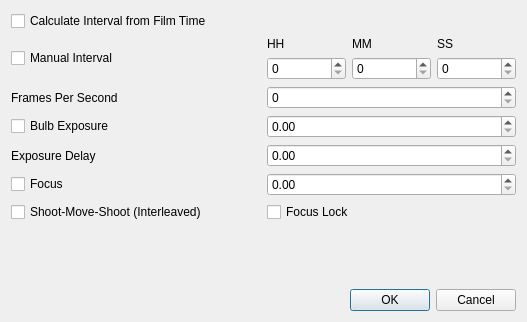
First picture: the form in Graffik/gui/film/Dialogs/cameracontroldialog.ui, repository DynamicPerception/Graffik_Legacy, before the edit.
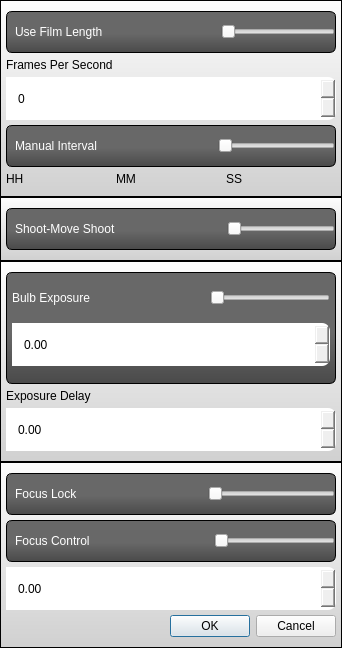
Second picture: the form after the edit. Icons and pictures are not drawn. Custom widgets are drawn as their Qt base class.

Patch:
```diff
--- a/Graffik/gui/film/Dialogs/cameracontroldialog.ui
+++ b/Graffik/gui/film/Dialogs/cameracontroldialog.ui
@@ -6,145 +6,683 @@
    <rect>
     <x>0</x>
     <y>0</y>
-    <width>527</width>
-    <height>322</height>
+    <width>342</width>
+    <height>625</height>
    </rect>
   </property>
   <property name="windowTitle">
    <string>Camera Control Parameters</string>
   </property>
-  <layout class="QGridLayout" name="gridLayout_3">
+  <property name="styleSheet">
+   <string notr="true">QDoubleSpinBox, QSpinBox {
+padding-left: 10px;
+padding-right: 29px;
+border-image:url(:/core/scroll-spin-bg.png);
+border: 0px transparent;
+border-top-right-radius:8px;
+border-bottom-right-radius: 8px;
+border-right: 0px;
+min-height: 43px;
+max-height: 43px;
+font: 20px &quot;Lucida Sans&quot;;
+}
+
+QDoubleSpinBox:disabled, QSpinBox:disabled {
+border-image:url(:/core/scroll-spin-bg-dis.png);
+border: 0px transparent;
+}
+
+QDoubleSpinBox::up-button, QSpinBox::up-button {
+border-image:url(:/core/scroll-spin-up.png);
+border: 0px transparent;
+border-radius-top-right:16px;
+min-height: 21px;
+max-height: 21px;
+min-width:29px;
+max-width:29px;
+}
+
+QDoubleSpinBox::down-button, QSpinBox::down-button {
+border-image:url(:/core/scroll-spin-down.png);
+border: 0px transparent;
+min-height: 22px;
+max-height: 22px;
+min-width:29px;
+max-width:29px;
+}
+
+FlickNumber #wheelLabel {
+border-image:url(:/core/kinetic-sm-wheel.png);
+border:0px transparent;
+padding: 0px;
+margin:0px;
+max-height: 30px;
+min-height: 30px;
+}
+
+FlickNumber QListWidget {
+show-decoration-selected: 1;
+font: 20pt &quot;Lucida Sans&quot;;
+max-height: 30px;
+min-height: 30px;
+min-width:67px;
+max-width:67px;
+}
+
+
+FlickNumber QListWidget::item {
+color:rgb(81,82,85);
+ border-image: url(:/core/kinetic-sm-bg.png);
+ border: 0px transparent;
+padding: 0px;
+margin: 0px;
+background-color: transparent;
+}
+
+FlickNumber QListWidget::item:selected {
+color:rgb(81,82,85);
+ border-image: url(:/core/kinetic-bg.png);
+ border: 0px transparent;
+padding: 0px;
+margin: 0px;
+background-color: transparent;
+}
+
+FlickNumber QListWidgetItem {
+text-align: center;
+}
+
+
+SlideToggle {
+min-width: 66px;
+max-width: 66px;
+min-height: 34px;
+max-height: 34px;
+}
+
+SlideToggle::groove:horizontal {
+ border-image: url(:/core/toggle-bg.png); 
+ border-left: -9px transparent;
+ border-right: -8px transparent;
+ border-bottom: -5px transparent;
+ border-top: 0px transparent;
+/*border: 0px transparent;*/
+ padding: 0px;
+ margin: 0px;
+}
+
+SlideToggle::handle:horizontal {
+margin:0px;
+padding:0px;
+image: url(:/core/slider-handle-blue.png);
+}
+
+SlideToggle {
+margin:4px;
+}
+
+#expDelayLabel {
+max-height:15px;
+}
+
+#SMSInnerFrame, #focLocFrame, #focusConFrame, #manIntFrame, #filmLenFrame {
+max-height: 50px;
+min-height: 40px;
+}
+
+#bulbExpFrame {
+padding: 5px;
+max-height: 120px;
+min-height: 100px;
+}
+#SMSFrame {
+max-height:75px;
+}
+
+#SMSInnerFrame, #filmLenFrame, #bulbExpFrame, #focLocFrame, #focusConFrame, #manIntFrame {
+/*background-color: qlineargradient(spread:pad, x1:0, y1:0, x2:0, y2:1, stop:0 rgba(172, 172, 172, 255), stop:1 rgba(146, 146, 146, 255));*/
+ background-color: qlineargradient(spread:pad, x1:0, y1:0, x2:0, y2:1, stop:0.541872 rgba(104, 104, 104, 255), stop:1 rgba(74, 74, 74, 255));
+border: 1px solid rgb(0,0,0);
+border-radius: 6px;
+}
+
+#SMSInnerFrame QLabel, #filmLenFrame QLabel, #bulbExpFrame QLabel, #focLocFrame QLabel, #focusConFrame QLabel, #manIntFrame QLabel {
+color: rgb(255,255,255);
+font: 16pt &quot;Lucida Sans&quot;;
+}
+
+#SMSInnerFrame QLabel, #filmLenFrame QLabel, #focLocFrame QLabel, #focusConFrame QLabel, #manIntFrame QLabel {
+margin-left: 5px;
+}
+
+#SMSFrame, #exposureFrame, #focusFrame, #filmDefFrame {
+padding-top: 10px;
+padding-bottom:10px;
+padding-right: 5px;
+padding-left: 5px;
+margin: 0px;
+background-color: qlineargradient(spread:pad, x1:0, y1:0, x2:0, y2:1, stop:0 rgba(253, 253, 253, 255), stop:1 rgba(208, 208, 208, 255));
+border-top: 1px solid;
+border-right: 1px solid;
+border-left: 1px solid;
+border-bottom: 1px solid;
+}
+
+#focusFrame {
+border-bottom: 1px solid;
+}
+
+#focusFrame QVBoxLayout {
+qproperty-spacing: 5;
+}
+
+#CameraControlDialog {
+background-color: qlineargradient(spread:pad, x1:0, y1:0, x2:0, y2:1, stop:0 rgba(253, 253, 253, 255), stop:1 rgba(208, 208, 208, 255));
+padding: 0px;
+margin:0px;
+}
+
+#exposureFrame, #focusFrame, #filmDefFrame {
+margin: 0px;
+}</string>
+  </property>
+  <layout class="QGridLayout" name="gridLayout_7">
+   <property name="margin">
+    <number>0</number>
+   </property>
+   <property name="spacing">
+    <number>0</number>
+   </property>
    <item row="0" column="0">
-    <layout class="QGridLayout" name="gridLayout_2">
-     <item row="1" column="1">
-      <layout class="QGridLayout" name="gridLayout">
-       <item row="1" column="0">
-        <widget class="QSpinBox" name="hhSpinBox"/>
-       </item>
-       <item row="1" column="1">
-        <widget class="QSpinBox" name="mmSpinBox"/>
-       </item>
-       <item row="1" column="2">
-        <widget class="QSpinBox" name="ssSpinBox"/>
-       </item>
-       <item row="0" column="0">
-        <widget class="QLabel" name="label_3">
-         <property name="text">
-          <string>HH</string>
-         </property>
-        </widget>
-       </item>
-       <item row="0" column="1">
-        <widget class="QLabel" name="label_4">
-         <property name="text">
-          <string>MM</string>
-         </property>
-        </widget>
-       </item>
-       <item row="0" column="2">
-        <widget class="QLabel" name="label_5">
-         <property name="text">
-          <string>SS</string>
-         </property>
-        </widget>
-       </item>
-      </layout>
-     </item>
-     <item row="3" column="0">
-      <widget class="QCheckBox" name="bulbCheck">
-       <property name="text">
-        <string>Bulb Exposure</string>
-       </property>
-      </widget>
-     </item>
-     <item row="4" column="0">
-      <widget class="QLabel" name="label">
-       <property name="text">
-        <string>Exposure Delay</string>
-       </property>
-      </widget>
-     </item>
-     <item row="5" column="0">
-      <widget class="QCheckBox" name="focusCheck">
-       <property name="text">
-        <string>Focus</string>
-       </property>
-      </widget>
-     </item>
-     <item row="7" column="0">
-      <widget class="QCheckBox" name="smsCheck">
-       <property name="text">
-        <string>Shoot-Move-Shoot (Interleaved)</string>
-       </property>
-      </widget>
-     </item>
-     <item row="9" column="0" colspan="2">
-      <widget class="QDialogButtonBox" name="buttonBox">
-       <property name="orientation">
-        <enum>Qt::Horizontal</enum>
-       </property>
-       <property name="standardButtons">
-        <set>QDialogButtonBox::Cancel|QDialogButtonBox::Ok</set>
-       </property>
-      </widget>
-     </item>
-     <item row="3" column="1">
-      <widget class="QDoubleSpinBox" name="bulbSpin"/>
-     </item>
-     <item row="4" column="1">
-      <widget class="QDoubleSpinBox" name="delaySpin"/>
-     </item>
-     <item row="5" column="1">
-      <widget class="QDoubleSpinBox" name="focusSpin"/>
-     </item>
-     <item row="7" column="1">
-      <widget class="QCheckBox" name="lockCheck">
-       <property name="text">
-        <string>Focus Lock</string>
-       </property>
-      </widget>
-     </item>
-     <item row="8" column="0">
-      <spacer name="verticalSpacer">
-       <property name="orientation">
-        <enum>Qt::Vertical</enum>
-       </property>
-       <property name="sizeHint" stdset="0">
-        <size>
-         <width>20</width>
-         <height>40</height>
-        </size>
-       </property>
-      </spacer>
-     </item>
-     <item row="1" column="0">
-      <widget class="QCheckBox" name="intervalCheck">
-       <property name="text">
-        <string>Manual Interval</string>
-       </property>
-      </widget>
-     </item>
+    <layout class="QGridLayout" name="gridLayout_6">
+     <property name="spacing">
+      <number>0</number>
+     </property>
      <item row="2" column="0">
-      <widget class="QLabel" name="label_2">
-       <property name="text">
-        <string>Frames Per Second</string>
+      <widget class="QFrame" name="exposureFrame">
+       <property name="frameShape">
+        <enum>QFrame::StyledPanel</enum>
        </property>
+       <property name="frameShadow">
+        <enum>QFrame::Raised</enum>
+       </property>
+       <layout class="QVBoxLayout" name="verticalLayout">
+        <property name="spacing">
+         <number>5</number>
+        </property>
+        <property name="margin">
+         <number>0</number>
+        </property>
+        <item>
+         <widget class="QFrame" name="bulbExpFrame">
+          <property name="frameShape">
+           <enum>QFrame::StyledPanel</enum>
+          </property>
+          <property name="frameShadow">
+           <enum>QFrame::Raised</enum>
+          </property>
+          <layout class="QGridLayout" name="gridLayout_2">
+           <property name="horizontalSpacing">
+            <number>0</number>
+           </property>
+           <property name="verticalSpacing">
+            <number>5</number>
+           </property>
+           <property name="margin">
+            <number>0</number>
+           </property>
+           <item row="0" column="0">
+            <widget class="QLabel" name="bulbExpLabel">
+             <property name="text">
+              <string>Bulb Exposure</string>
+             </property>
+            </widget>
+           </item>
+           <item row="0" column="1">
+            <spacer name="horizontalSpacer_3">
+             <property name="orientation">
+              <enum>Qt::Horizontal</enum>
+             </property>
+             <property name="sizeHint" stdset="0">
+              <size>
+               <width>40</width>
+               <height>20</height>
+              </size>
+             </property>
+            </spacer>
+           </item>
+           <item row="0" column="2">
+            <widget class="SlideToggle" name="bulbExpToggle">
+             <property name="orientation">
+              <enum>Qt::Horizontal</enum>
+             </property>
+            </widget>
+           </item>
+           <item row="1" column="0" colspan="3">
+            <widget class="QDoubleSpinBox" name="bulbSpin">
+             <property name="maximum">
+              <double>999.000000000000000</double>
+             </property>
+             <property name="singleStep">
+              <double>0.010000000000000</double>
+             </property>
+            </widget>
+           </item>
+          </layout>
+         </widget>
+        </item>
+        <item>
+         <widget class="QLabel" name="expDelayLabel">
+          <property name="text">
+           <string>Exposure Delay</string>
+          </property>
+         </widget>
+        </item>
+        <item>
+         <widget class="QDoubleSpinBox" name="delaySpin">
+          <property name="maximum">
+           <double>999.000000000000000</double>
+          </property>
+          <property name="singleStep">
+           <double>0.010000000000000</double>
+          </property>
+         </widget>
+        </item>
+       </layout>
       </widget>
      </item>
-     <item row="2" column="1">
-      <widget class="QSpinBox" name="fpsSpin"/>
+     <item row="3" column="0">
+      <widget class="QFrame" name="focusFrame">
+       <property name="frameShape">
+        <enum>QFrame::StyledPanel</enum>
+       </property>
+       <property name="frameShadow">
+        <enum>QFrame::Raised</enum>
+       </property>
+       <layout class="QVBoxLayout" name="focFrameVLayout">
+        <property name="spacing">
+         <number>5</number>
+        </property>
+        <property name="margin">
+         <number>0</number>
+        </property>
+        <item>
+         <widget class="QFrame" name="focLocFrame">
+          <property name="frameShape">
+           <enum>QFrame::StyledPanel</enum>
+          </property>
+          <property name="frameShadow">
+           <enum>QFrame::Raised</enum>
+          </property>
+          <layout class="QHBoxLayout" name="horizontalLayout_5">
+           <property name="spacing">
+            <number>0</number>
+           </property>
+           <property name="margin">
+            <number>0</number>
+           </property>
+           <item>
+            <widget class="QLabel" name="focLocLabel">
+             <property name="text">
+              <string>Focus Lock</string>
+             </property>
+            </widget>
+           </item>
+           <item>
+            <spacer name="horizontalSpacer_4">
+             <property name="orientation">
+              <enum>Qt::Horizontal</enum>
+             </property>
+             <property name="sizeHint" stdset="0">
+              <size>
+               <width>40</width>
+               <height>20</height>
+              </size>
+             </property>
+            </spacer>
+           </item>
+           <item>
+            <widget class="SlideToggle" name="focLocToggle">
+             <property name="orientation">
+              <enum>Qt::Horizontal</enum>
+             </property>
+            </widget>
+           </item>
+          </layout>
+         </widget>
+        </item>
+        <item>
+         <widget class="QFrame" name="focusConFrame">
+          <property name="frameShape">
+           <enum>QFrame::StyledPanel</enum>
+          </property>
+          <property name="frameShadow">
+           <enum>QFrame::Raised</enum>
+          </property>
+          <layout class="QHBoxLayout" name="horizontalLayout_4">
+           <property name="spacing">
+            <number>0</number>
+           </property>
+           <property name="margin">
+            <number>0</number>
+           </property>
+           <item>
+            <widget class="QLabel" name="focusConLabel">
+             <property name="text">
+              <string>Focus Control</string>
+             </property>
+            </widget>
+           </item>
+           <item>
+            <spacer name="horizontalSpacer_5">
+             <property name="orientation">
+              <enum>Qt::Horizontal</enum>
+             </property>
+             <property name="sizeHint" stdset="0">
+              <size>
+               <width>40</width>
+               <height>20</height>
+              </size>
+             </property>
+            </spacer>
+           </item>
+           <item>
+            <widget class="SlideToggle" name="focusConToggle">
+             <property name="orientation">
+              <enum>Qt::Horizontal</enum>
+             </property>
+            </widget>
+           </item>
+          </layout>
+         </widget>
+        </item>
+        <item>
+         <widget class="QDoubleSpinBox" name="focusSpin">
+          <property name="maximum">
+           <double>999.000000000000000</double>
+          </property>
+          <property name="singleStep">
+           <double>0.010000000000000</double>
+          </property>
+         </widget>
+        </item>
+        <item>
+         <spacer name="verticalSpacer">
+          <property name="orientation">
+           <enum>Qt::Vertical</enum>
+          </property>
+          <property name="sizeHint" stdset="0">
+           <size>
+            <width>20</width>
+            <height>40</height>
+           </size>
+          </property>
+         </spacer>
+        </item>
+        <item>
+         <widget class="QDialogButtonBox" name="buttonBox">
+          <property name="orientation">
+           <enum>Qt::Horizontal</enum>
+          </property>
+          <property name="standardButtons">
+           <set>QDialogButtonBox::Cancel|QDialogButtonBox::Ok</set>
+          </property>
+         </widget>
+        </item>
+       </layout>
+      </widget>
      </item>
      <item row="0" column="0">
-      <widget class="QCheckBox" name="autoCheck">
-       <property name="text">
-        <string>Calculate Interval from Film Time</string>
+      <widget class="QFrame" name="filmDefFrame">
+       <property name="frameShape">
+        <enum>QFrame::StyledPanel</enum>
        </property>
+       <property name="frameShadow">
+        <enum>QFrame::Plain</enum>
+       </property>
+       <layout class="QGridLayout" name="gridLayout_3">
+        <property name="horizontalSpacing">
+         <number>0</number>
+        </property>
+        <property name="verticalSpacing">
+         <number>5</number>
+        </property>
+        <property name="margin">
+         <number>0</number>
+        </property>
+        <item row="4" column="0" colspan="3">
+         <layout class="QGridLayout" name="gridLayout">
+          <property name="spacing">
+           <number>0</number>
+          </property>
+          <item row="2" column="0">
+           <widget class="QLabel" name="hhSpinLabel">
+            <property name="text">
+             <string>HH</string>
+            </property>
+           </widget>
+          </item>
+          <item row="2" column="1">
+           <widget class="QLabel" name="mmSpinLabel">
+            <property name="text">
+             <string>MM</string>
+            </property>
+           </widget>
+          </item>
+          <item row="2" column="2">
+           <widget class="QLabel" name="ssSpinLabel">
+            <property name="text">
+             <string>SS</string>
+            </property>
+           </widget>
+          </item>
+          <item row="1" column="0">
+           <widget class="FlickNumber" name="hhSpinBox" native="true"/>
+          </item>
+          <item row="1" column="1">
+           <widget class="FlickNumber" name="mmSpinBox" native="true">
+            <property name="minimumSize">
+             <size>
+              <width>0</width>
+              <height>0</height>
+             </size>
+            </property>
+           </widget>
+          </item>
+          <item row="1" column="2">
+           <widget class="FlickNumber" name="ssSpinBox" native="true"/>
+          </item>
+         </layout>
+        </item>
+        <item row="1" column="0" colspan="2">
+         <widget class="QLabel" name="fpsLabel">
+          <property name="text">
+           <string>Frames Per Second</string>
+          </property>
+         </widget>
+        </item>
+        <item row="2" column="0" colspan="3">
+         <widget class="QSpinBox" name="fpsSpin"/>
+        </item>
+        <item row="0" column="0" colspan="3">
+         <widget class="QFrame" name="filmLenFrame">
+          <property name="sizePolicy">
+           <sizepolicy hsizetype="Expanding" vsizetype="Preferred">
+            <horstretch>0</horstretch>
+            <verstretch>0</verstretch>
+           </sizepolicy>
+          </property>
+          <property name="frameShape">
+           <enum>QFrame::StyledPanel</enum>
+          </property>
+          <property name="frameShadow">
+           <enum>QFrame::Raised</enum>
+          </property>
+          <layout class="QHBoxLayout" name="horizontalLayout">
+           <property name="spacing">
+            <number>0</number>
+           </property>
+           <property name="margin">
+            <number>0</number>
+           </property>
+           <item>
+            <widget class="QLabel" name="filmLenLabel">
+             <property name="text">
+              <string>Use Film Length</string>
+             </property>
+            </widget>
+           </item>
+           <item>
+            <spacer name="horizontalSpacer">
+             <property name="orientation">
+              <enum>Qt::Horizontal</enum>
+             </property>
+             <property name="sizeHint" stdset="0">
+              <size>
+               <width>40</width>
+               <height>20</height>
+              </size>
+             </property>
+            </spacer>
+           </item>
+           <item>
+            <widget class="SlideToggle" name="filmLenToggle">
+             <property name="orientation">
+              <enum>Qt::Horizontal</enum>
+             </property>
+            </widget>
+           </item>
+          </layout>
+         </widget>
+        </item>
+        <item row="3" column="0" colspan="3">
+         <widget class="QFrame" name="manIntFrame">
+          <property name="frameShape">
+           <enum>QFrame::StyledPanel</enum>
+          </property>
+          <property name="frameShadow">
+           <enum>QFrame::Raised</enum>
+          </property>
+          <layout class="QHBoxLayout" name="horizontalLayout_7">
+           <property name="spacing">
+            <number>0</number>
+           </property>
+           <property name="margin">
+            <number>0</number>
+           </property>
+           <item>
+            <widget class="QLabel" name="maIntLabel">
+             <property name="text">
+              <string>Manual Interval</string>
+             </property>
+            </widget>
+           </item>
+           <item>
+            <spacer name="horizontalSpacer_6">
+             <property name="orientation">
+              <enum>Qt::Horizontal</enum>
+             </property>
+             <property name="sizeHint" stdset="0">
+              <size>
+               <width>96</width>
+               <height>19</height>
+              </size>
+             </property>
+            </spacer>
+           </item>
+           <item>
+            <widget class="SlideToggle" name="manIntToggle">
+             <property name="orientation">
+              <enum>Qt::Horizontal</enum>
+             </property>
+            </widget>
+           </item>
+          </layout>
+         </widget>
+        </item>
+       </layout>
+      </widget>
+     </item>
+     <item row="1" column="0">
+      <widget class="QFrame" name="SMSFrame">
+       <property name="frameShape">
+        <enum>QFrame::StyledPanel</enum>
+       </property>
+       <property name="frameShadow">
+        <enum>QFrame::Raised</enum>
+       </property>
+       <layout class="QHBoxLayout" name="horizontalLayout_2">
+        <property name="spacing">
+         <number>0</number>
+        </property>
+        <property name="margin">
+         <number>0</number>
+        </property>
+        <item>
+         <widget class="QFrame" name="SMSInnerFrame">
+          <property name="frameShape">
+           <enum>QFrame::StyledPanel</enum>
+          </property>
+          <property name="frameShadow">
+           <enum>QFrame::Raised</enum>
+          </property>
+          <layout class="QHBoxLayout" name="horizontalLayout_6">
+           <property name="spacing">
+            <number>0</number>
+           </property>
+           <property name="margin">
+            <number>0</number>
+           </property>
+           <item>
+            <widget class="QLabel" name="smsLabel">
+             <property name="text">
+              <string>Shoot-Move Shoot</string>
+             </property>
+            </widget>
+           </item>
+           <item>
+            <spacer name="horizontalSpacer_2">
+             <property name="orientation">
+              <enum>Qt::Horizontal</enum>
+             </property>
+             <property name="sizeHint" stdset="0">
+              <size>
+               <width>40</width>
+               <height>20</height>
+              </size>
+             </property>
+            </spacer>
+           </item>
+           <item>
+            <widget class="SlideToggle" name="smsToggle">
+             <property name="orientation">
+              <enum>Qt::Horizontal</enum>
+             </property>
+            </widget>
+           </item>
+          </layout>
+         </widget>
+        </item>
+       </layout>
       </widget>
      </item>
     </layout>
    </item>
   </layout>
  </widget>
+ <customwidgets>
+  <customwidget>
+   <class>FlickNumber</class>
+   <extends>QWidget</extends>
+   <header location="global">core/Utilities/flicknumber.h</header>
+   <container>1</container>
+  </customwidget>
+  <customwidget>
+   <class>SlideToggle</class>
+   <extends>QSlider</extends>
+   <header>core/Widgets/slidetoggle.h</header>
+  </customwidget>
+ </customwidgets>
  <resources/>
  <connections>
   <connection>
```
Left out of the diff: 32 changed lines with no effect on the pictures.
